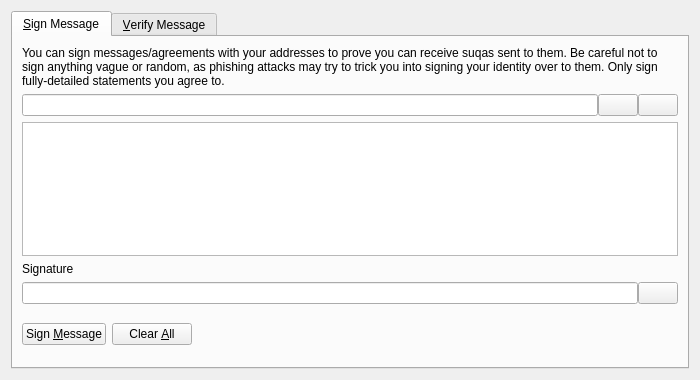
Old version of the form src/qt/forms/signverifymessagedialog.ui in the repository barrystyle/SUQA-0.17.1.
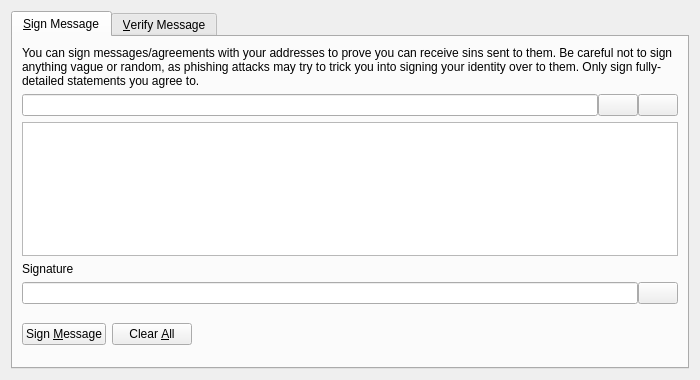
New version of the form. Icons and pictures are not drawn. Custom widgets are drawn as their Qt base class.

Diff of the .ui file:
```diff
--- a/src/qt/forms/signverifymessagedialog.ui
+++ b/src/qt/forms/signverifymessagedialog.ui
@@ -30,7 +30,7 @@
        <item>
         <widget class="QLabel" name="infoLabel_SM">
          <property name="text">
-          <string>You can sign messages/agreements with your addresses to prove you can receive suqas sent to them. Be careful not to sign anything vague or random, as phishing attacks may try to trick you into signing your identity over to them. Only sign fully-detailed statements you agree to.</string>
+          <string>You can sign messages/agreements with your addresses to prove you can receive sins sent to them. Be careful not to sign anything vague or random, as phishing attacks may try to trick you into signing your identity over to them. Only sign fully-detailed statements you agree to.</string>
          </property>
          <property name="textFormat">
           <enum>Qt::PlainText</enum>
```
Left out of the diff: 26 changed lines with no effect on the pictures.
